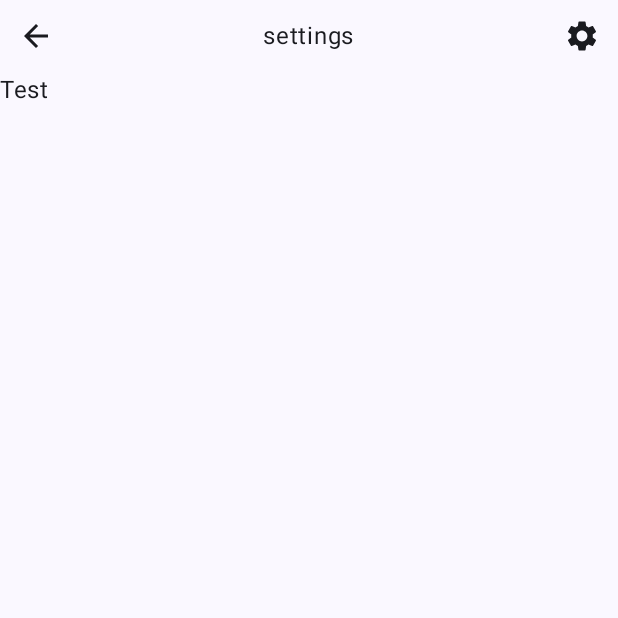
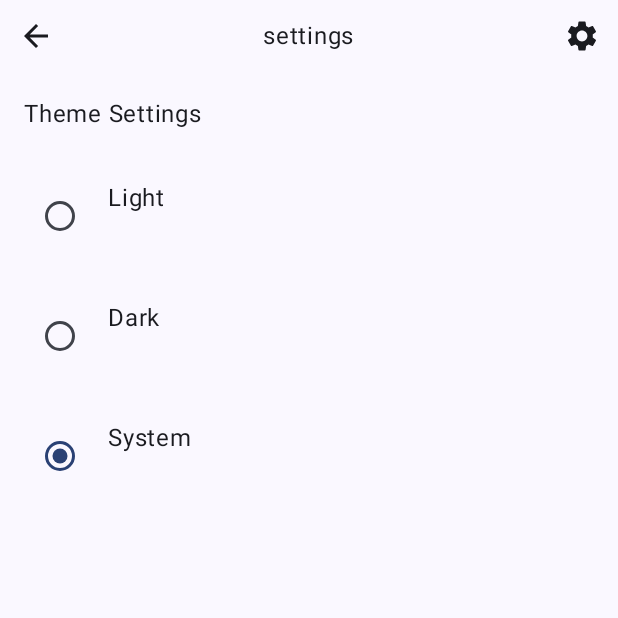
Before and after one commit to aleksl11/Finanse, an Android app built with Jetpack Compose: the SettingsScreen screen opened through its navigation route, on a phone screen of 412 x 824 dp, the top half of it. Run offline under Robolectric (Android 15) with nearby library versions, the phone set to English and light mode, and no system bars; our stand-ins replace Room's generated code.

Commit message:
theme in settings

```diff
--- a/app/build.gradle.kts
+++ b/app/build.gradle.kts
@@ -81,4 +81,6 @@ dependencies {
     implementation("com.github.skydoves:colorpicker-compose:1.0.8")
     implementation("co.yml:ycharts:2.1.0")
 
+    implementation ("androidx.datastore:datastore-preferences:1.1.1")
+
 }
--- a/app/src/main/java/com/example/finanse/MainActivity.kt
+++ b/app/src/main/java/com/example/finanse/MainActivity.kt
@@ -9,7 +9,9 @@ import androidx.compose.material3.MaterialTheme
 import androidx.compose.material3.Surface
 import androidx.compose.runtime.collectAsState
 import androidx.compose.runtime.getValue
+import androidx.compose.runtime.rememberCoroutineScope
 import androidx.compose.ui.Modifier
+import androidx.compose.ui.platform.LocalContext
 import androidx.lifecycle.ViewModel
 import androidx.lifecycle.ViewModelProvider
 import androidx.navigation.compose.NavHost
@@ -23,10 +25,14 @@ import com.example.finanse.screens.Menu
 import com.example.finanse.screens.SettingsScreen
 import com.example.finanse.screens.SummaryScreen
 import com.example.finanse.ui.theme.FinanseTheme
+import com.example.finanse.ui.theme.ThemeMode
+import com.example.finanse.ui.theme.getThemeMode
+import com.example.finanse.ui.theme.saveThemeMode
 import com.example.finanse.viewModels.AccountViewModel
 import com.example.finanse.viewModels.CategoryViewModel
 import com.example.finanse.viewModels.ExpenseViewModel
 import com.example.finanse.viewModels.IncomeViewModel
+import kotlinx.coroutines.launch
 
 class MainActivity : ComponentActivity() {
 
@@ -77,11 +83,16 @@ class MainActivity : ComponentActivity() {
     override fun onCreate(savedInstanceState: Bundle?) {
         super.onCreate(savedInstanceState)
         setContent {
-            FinanseTheme {
+            val context = LocalContext.current
+            val themeModeFlow = getThemeMode(context)
+            val themeMode by themeModeFlow.collectAsState(initial = ThemeMode.SYSTEM)
+
+            FinanseTheme(themeMode = themeMode) {
                 val incomeState by incomeViewModel.state.collectAsState()
                 val expenseState by expenseViewModel.state.collectAsState()
                 val categoryState by categoryViewModel.state.collectAsState()
                 val accountState by accountViewModel.state.collectAsState()
+                val coroutineScope = rememberCoroutineScope()
                 Surface(
                     modifier = Modifier.fillMaxSize(),
                     color = MaterialTheme.colorScheme.background
@@ -104,7 +115,11 @@ class MainActivity : ComponentActivity() {
                             CategoriesScreen(navController, categoryState, categoryViewModel::onEvent)
                         }
                         composable("settings"){
-                            SettingsScreen(navController)
+                            SettingsScreen(navController, themeMode) { selectedTheme ->
+                                coroutineScope.launch {
+                                    saveThemeMode(context, selectedTheme) // Save the selected theme
+                                }
+                            }
                         }
                         composable("account"){
                             AccountsScreen(navController, accountState, accountViewModel::onEvent)
--- a/app/src/main/java/com/example/finanse/screens/Settings.kt
+++ b/app/src/main/java/com/example/finanse/screens/Settings.kt
@@ -1,25 +1,65 @@
 package com.example.finanse.screens
 
+import androidx.compose.foundation.clickable
 import androidx.compose.foundation.layout.Column
-import androidx.compose.foundation.layout.Spacer
-import androidx.compose.foundation.layout.fillMaxHeight
-import androidx.compose.foundation.layout.fillMaxSize
-import androidx.compose.foundation.layout.height
+import androidx.compose.foundation.layout.Row
+import androidx.compose.foundation.layout.fillMaxWidth
 import androidx.compose.foundation.layout.padding
 import androidx.compose.foundation.lazy.LazyColumn
+import androidx.compose.material3.RadioButton
 import androidx.compose.material3.Text
 import androidx.compose.runtime.Composable
 import androidx.compose.ui.Modifier
 import androidx.compose.ui.unit.dp
 import androidx.navigation.NavController
 import com.example.finanse.TopNavBar
+import com.example.finanse.ui.theme.ThemeMode
 
 @Composable
-fun SettingsScreen(navController: NavController){
+fun SettingsScreen(
+    navController: NavController,
+    currentThemeMode: ThemeMode,
+    onThemeModeChanged: (ThemeMode) -> Unit
+){
     Column{
         TopNavBar(navController, "settings","menu")
         LazyColumn {
-            item {Text("Test")}
+            item {
+                Text("Theme Settings", modifier = Modifier.padding(16.dp))
+                ThemeSelection(
+                    currentThemeMode = currentThemeMode,
+                    onThemeSelected = { selectedTheme ->
+                        onThemeModeChanged(selectedTheme)
+                    }
+                )
+            }
         }
     }
 }
+
+@Composable
+fun ThemeSelection(
+    currentThemeMode: ThemeMode,
+    onThemeSelected: (ThemeMode) -> Unit
+) {
+    val themeOptions = listOf("Light", "Dark", "System")
+
+    themeOptions.forEachIndexed { index, option ->
+        Row(
+            modifier = Modifier
+                .fillMaxWidth()
+                .padding(16.dp)
+                .clickable {
+                    onThemeSelected(ThemeMode.entries[index])
+                }
+        ) {
+            RadioButton(
+                selected = currentThemeMode == ThemeMode.entries.toTypedArray()[index],
+                onClick = {
+                    onThemeSelected(ThemeMode.entries[index])
+                }
+            )
+            Text(text = option, modifier = Modifier.padding(start = 8.dp))
+        }
+    }
+}
--- a/app/src/main/java/com/example/finanse/screens/Summary.kt
+++ b/app/src/main/java/com/example/finanse/screens/Summary.kt
@@ -16,6 +16,7 @@ import androidx.compose.foundation.layout.size
 import androidx.compose.foundation.layout.width
 import androidx.compose.foundation.lazy.LazyColumn
 import androidx.compose.foundation.rememberScrollState
+import androidx.compose.material3.MaterialTheme
 import androidx.compose.material3.RadioButton
 import androidx.compose.material3.Text
 import androidx.compose.runtime.Composable
@@ -174,7 +175,7 @@ fun TimePeriodSummary(sortedExpenses: List<Expense>, sortedIncomes: List<Income>
         isAnimationEnable = true,
         showSliceLabels = false,
         animationDuration = 1500,
-        backgroundColor = Color.DarkGray
+        backgroundColor = MaterialTheme.colorScheme.background
     )
 
 
@@ -219,7 +220,7 @@ fun ChartLegend(categories: List<Category>){
                     .size(40.dp)
                     .border(1.dp, Color.Black))
                 Spacer(modifier = Modifier.width(5.dp))
-                Text(text = c.name, color = Color.Black)
+                Text(text = c.name)
             }
             Spacer(modifier = Modifier.height(5.dp))
         }
--- /dev/null
+++ b/app/src/main/java/com/example/finanse/ui/theme/ThemePreference.kt
@@ -0,0 +1,29 @@
+package com.example.finanse.ui.theme
+
+import android.content.Context
+import androidx.datastore.core.DataStore
+import androidx.datastore.preferences.core.Preferences
+import androidx.datastore.preferences.core.edit
+import androidx.datastore.preferences.core.stringPreferencesKey
+import androidx.datastore.preferences.preferencesDataStore
+import kotlinx.coroutines.flow.Flow
+import kotlinx.coroutines.flow.map
+
+val Context.dataStore: DataStore<Preferences> by preferencesDataStore(name = "settings")
+
+object PreferencesKeys {
+    val THEME_MODE = stringPreferencesKey("theme_mode")
+}
+
+suspend fun saveThemeMode(context: Context, themeMode: ThemeMode) {
+    context.dataStore.edit { preferences ->
+        preferences[PreferencesKeys.THEME_MODE] = themeMode.name
+    }
+}
+
+fun getThemeMode(context: Context): Flow<ThemeMode> {
+    return context.dataStore.data.map { preferences ->
+        val theme = preferences[PreferencesKeys.THEME_MODE] ?: ThemeMode.SYSTEM.name
+        ThemeMode.valueOf(theme)
+    }
+}
--- a/app/src/main/res/values/strings.xml
+++ b/app/src/main/res/values/strings.xml
@@ -1,3 +1,3 @@
 <resources>
-    <string name="app_name">Finanse</string>
+    <string name="app_name">Finances</string>
 </resources>
```
Also changed, not shown: app/src/main/java/com/example/finanse/ui/theme/Theme.kt (+19 -6 lines), app/src/main/java/com/example/finanse/ui/theme/ThemeMode.kt (added, +7 -0 lines).
